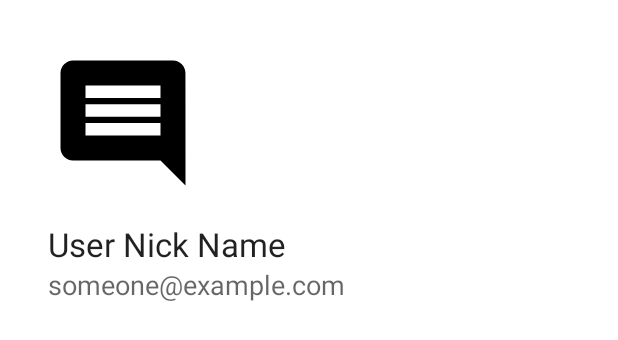
After one commit to jiesou/TOVALuaManual-Android, an Android app: the layout nav_main.xml on its own in the app's theme, with its tools: preview values and no code run, on a phone screen of 412 x 824 dp. The commit adds this screen. Shown: the top 340 px of the screen. Run offline under Robolectric (Android 15) with nearby library versions, the phone set to English and light mode, and no system bars.

Commit message:
添加侧滑栏和搜索图标

```diff
--- /dev/null
+++ b/app/src/main/res/drawable/ic_baseline_search_24.xml
@@ -0,0 +1,5 @@
+<vector android:height="24dp" android:tint="#000000"
+    android:viewportHeight="24" android:viewportWidth="24"
+    android:width="24dp" xmlns:android="http://schemas.android.com/apk/res/android">
+    <path android:fillColor="@android:color/white" android:pathData="M15.5,14h-0.79l-0.28,-0.27C15.41,12.59 16,11.11 16,9.5 16,5.91 13.09,3 9.5,3S3,5.91 3,9.5 5.91,16 9.5,16c1.61,0 3.09,-0.59 4.23,-1.57l0.27,0.28v0.79l5,4.99L20.49,19l-4.99,-5zM9.5,14C7.01,14 5,11.99 5,9.5S7.01,5 9.5,5 14,7.01 14,9.5 11.99,14 9.5,14z"/>
+</vector>
--- a/app/src/main/res/layout/fragment_item.xml
+++ b/app/src/main/res/layout/fragment_item.xml
@@ -5,7 +5,7 @@
     android:id="@+id/card"
     android:layout_width="match_parent"
     android:layout_height="wrap_content"
-    android:layout_margin="@dimen/activity_vertical_margin">
+    android:layout_margin="@dimen/card_margin">
 
     <LinearLayout
         android:layout_width="match_parent"
--- /dev/null
+++ b/app/src/main/res/layout/nav_main.xml
@@ -0,0 +1,37 @@
+<?xml version="1.0" encoding="utf-8"?>
+<androidx.constraintlayout.widget.ConstraintLayout xmlns:android="http://schemas.android.com/apk/res/android"
+    xmlns:app="http://schemas.android.com/apk/res-auto"
+    xmlns:tools="http://schemas.android.com/tools"
+    android:layout_width="match_parent"
+    android:layout_height="match_parent">
+
+    <TextView
+        android:id="@+id/email"
+        android:layout_width="wrap_content"
+        android:layout_height="wrap_content"
+        android:textAppearance="@style/TextAppearance.AppCompat.Medium"
+        app:layout_constraintStart_toStartOf="@+id/nick"
+        app:layout_constraintTop_toBottomOf="@+id/nick"
+        tools:text="someone@example.com" />
+
+    <ImageView
+        android:id="@+id/image"
+        android:layout_width="100dp"
+        android:layout_height="100dp"
+        android:layout_marginStart="32dp"
+        android:layout_marginTop="32dp"
+        android:src="@drawable/ic_baseline_comment_24"
+        app:layout_constraintStart_toStartOf="parent"
+        app:layout_constraintTop_toTopOf="parent" />
+
+    <TextView
+        android:id="@+id/nick"
+        android:layout_width="wrap_content"
+        android:layout_height="wrap_content"
+        android:layout_marginTop="16dp"
+        android:textAppearance="@style/TextAppearance.AppCompat.Large"
+        app:layout_constraintStart_toStartOf="@+id/image"
+        app:layout_constraintTop_toBottomOf="@+id/image"
+        tools:text="User Nick Name"/>
+
+</androidx.constraintlayout.widget.ConstraintLayout>
--- a/app/src/main/res/values-night/themes.xml
+++ b/app/src/main/res/values-night/themes.xml
@@ -1,6 +1,6 @@
 <resources xmlns:tools="http://schemas.android.com/tools">
     <!-- Base application theme. -->
-    <style name="Theme.TOVALua手册" parent="Theme.MaterialComponents.DayNight.DarkActionBar">
+    <style name="Theme.TOVALua手册" parent="Theme.MaterialComponents.Light.NoActionBar">
         <item name="android:navigationBarColor">@android:color/transparent</item>
         <!-- Primary brand color. -->
         <item name="colorPrimary">@color/purple_200</item>
@@ -11,7 +11,7 @@
         <item name="colorSecondaryVariant">@color/teal_200</item>
         <item name="colorOnSecondary">@color/black</item>
         <!-- Status bar color. -->
-        <item name="android:statusBarColor" tools:targetApi="l">?attr/colorPrimaryVariant</item>
+        <item name="android:statusBarColor" >?attr/colorPrimaryVariant</item>
         <!-- Customize your theme here. -->
         <item name="background">@color/black</item>
     </style>
--- a/app/src/main/res/values/dimens.xml
+++ b/app/src/main/res/values/dimens.xml
@@ -2,7 +2,7 @@
 <resources>
     <dimen name="card_margin">18dp</dimen>
     <dimen name="card_padding">16dp</dimen>
-    <dimen name="text_margin">10dp</dimen>
+    <dimen name="text_margin">5dp</dimen>
     <dimen name="icon_size">24dp</dimen>
     <integer name="max_number_length">4</integer>
     <!-- Default screen margins, per the Android Design guidelines. -->
--- a/app/src/main/res/values/strings.xml
+++ b/app/src/main/res/values/strings.xml
@@ -15,4 +15,5 @@
     <string name="account_password_wrong">邮箱或密码错误</string>
     <string name="account_not_exist">该邮箱不存在</string>
     <string name="create_item">发布内容</string>
+    <string name="search">搜索</string>
 </resources>
--- a/app/src/main/res/values/themes.xml
+++ b/app/src/main/res/values/themes.xml
@@ -1,6 +1,6 @@
 <resources xmlns:tools="http://schemas.android.com/tools">
     <!-- Base application theme. -->
-    <style name="Theme.TOVALua手册" parent="Theme.MaterialComponents.DayNight.DarkActionBar">
+    <style name="Theme.TOVALua手册" parent="Theme.MaterialComponents.Light.NoActionBar">
         <item name="android:navigationBarColor">@android:color/transparent</item>
         <!-- Primary brand color. -->
         <item name="colorPrimary">@color/purple_500</item>
```
Also changed, not shown: app/src/main/java/top/jiecs/tovalua/MainActivity.kt (+17 -2 lines), app/src/main/res/layout/activity_main.xml (+24 -3 lines), app/src/main/res/menu/main_toolbar.xml (added, +9 -0 lines).
